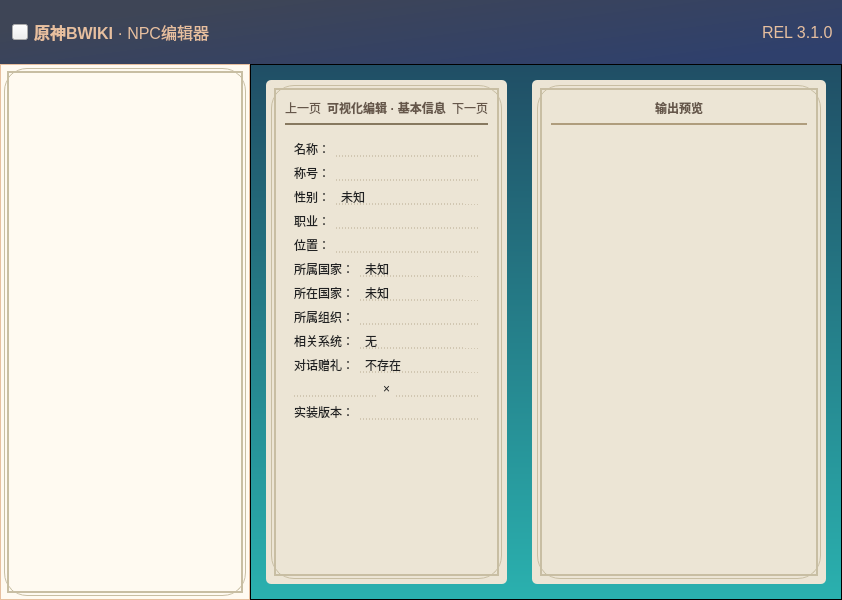
Before: the Qt Designer form src/mainwindow.ui in Marcus-P-114514/Genshin-Impact-BWiKi-NPC-Editor, drawn with Qt 5.
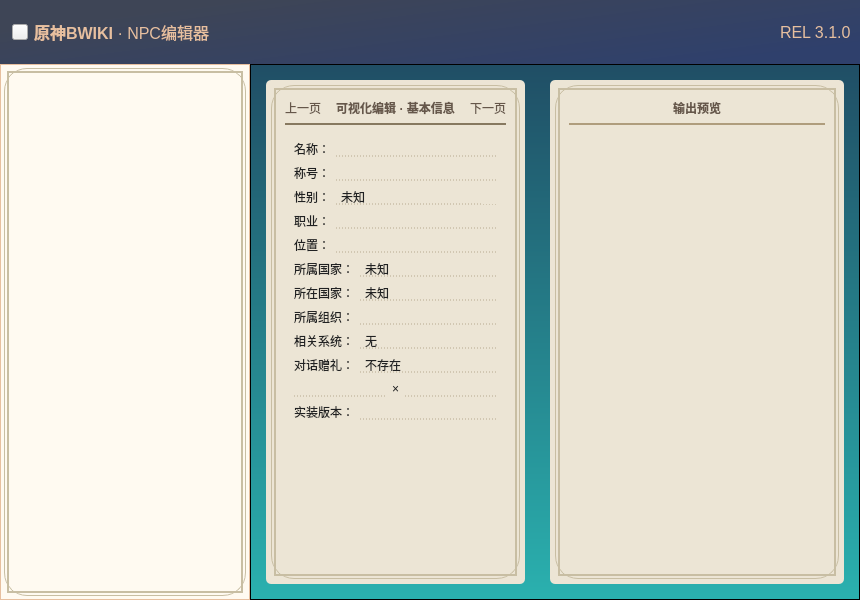
After: the same form once the commit is applied. Icons and pictures are not drawn.

Commit message: 更新：基本信息界面

What changed in the file:
```diff
--- a/src/mainwindow.ui
+++ b/src/mainwindow.ui
@@ -6,7 +6,7 @@
    <rect>
     <x>0</x>
     <y>0</y>
-    <width>800</width>
+    <width>860</width>
     <height>600</height>
    </rect>
   </property>
@@ -390,7 +390,7 @@
 }
 QComboBox::drop-down{
 background-color: rgb(236,229,213);
-border: 1px solid rgb(236,229,213);
+border: 1px dashed rgb(236,229,213);
 }</string>
                         </property>
                         <item>
@@ -471,8 +471,7 @@
 background-color: transparent;
 }
 QComboBox::drop-down{
-background-color: rgb(236,229,213);
-border: 1px solid rgb(236,229,213);
+border-bottom: 1px dashed rgb(236,229,213);
 }</string>
                         </property>
                         <item>
@@ -542,8 +541,7 @@
 background-color: transparent;
 }
 QComboBox::drop-down{
-background-color: rgb(236,229,213);
-border: 1px solid rgb(236,229,213);
+border-bottom: 1px dashed rgb(236,229,213);
 }</string>
                         </property>
                         <item>
@@ -631,8 +629,7 @@
 background-color: transparent;
 }
 QComboBox::drop-down{
-background-color: rgb(236,229,213);
-border: 1px solid rgb(236,229,213);
+border-bottom: 1px dashed rgb(236,229,213);
 }</string>
                         </property>
                         <item>
@@ -697,8 +694,7 @@
 background-color: transparent;
 }
 QComboBox::drop-down{
-background-color: rgb(236,229,213);
-border: 1px solid rgb(236,229,213);
+border-bottom: 1px dashed rgb(236,229,213);
 }</string>
                         </property>
                         <item>
```
Left out of the diff: 6 changed lines with no effect on the pictures. The commit also changes 3 other files.
